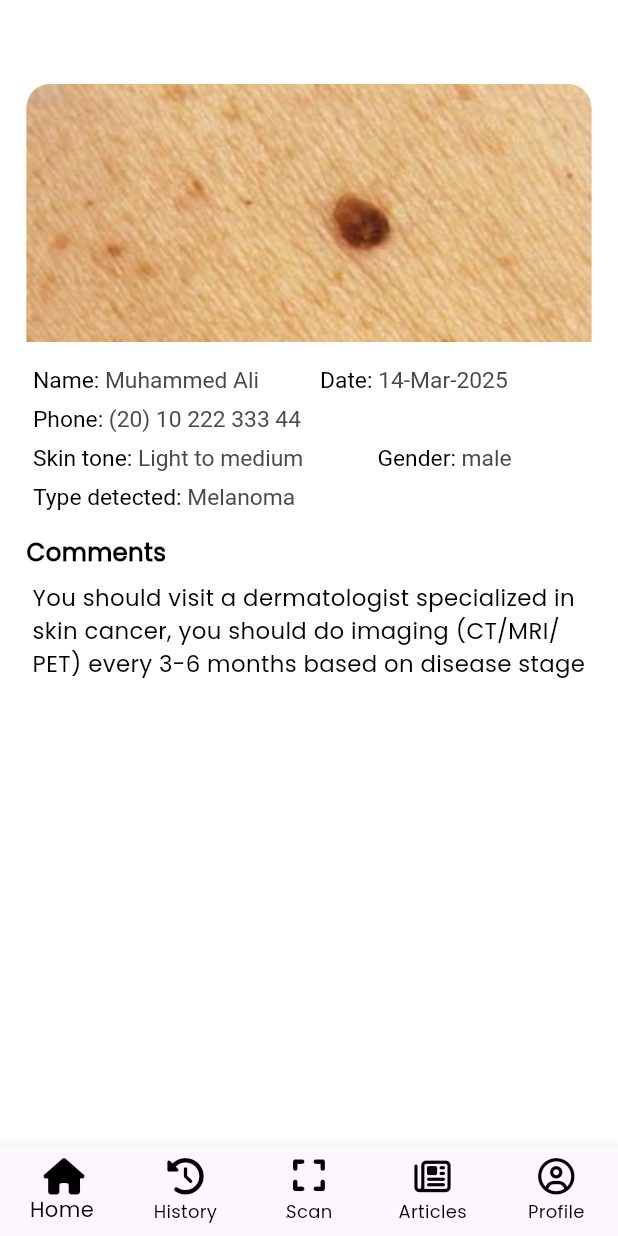
After one commit to ehab968/skin_safe_app, a Flutter app: the screen it shows after launch, item 2 of the bottom bar chosen, after a tap on "View", on a phone screen of 412 x 824 dp. The commit adds this screen. Run offline on Flutter 3.47's test engine with Material 3 defaults, Android fonts, the phone set to English and light mode, and no system bars; our stand-ins replace camera, dropdown_button2, flutter_bloc, flutter_form_builder, flutter_rating_bar, flutter_screenutil and 7 more; project files that could hold a hidden picture were left out.

Commit message:
finish history and report view and refactor some files

```diff
--- a/lib/core/helper/helper.dart
+++ b/lib/core/helper/helper.dart
@@ -1,4 +1,5 @@
 import 'package:flutter/material.dart';
+import 'package:skin_care_app/core/helper/extensions.dart';
 import 'package:skin_care_app/core/routing/routes.dart';
 
 void pagePushAnimation(BuildContext context, Widget page) {
@@ -26,19 +27,19 @@ void pagePushAnimation(BuildContext context, Widget page) {
 void navigateToTab(BuildContext context, int index) {
   switch (index) {
     case 0:
-      Navigator.pushReplacementNamed(context, Routes.homeView);
+      context.pushReplacementNamed(Routes.homeView);
       break;
     case 1:
-      null;
+      context.pushReplacementNamed(Routes.historyView);
       break;
     case 2:
-      Navigator.pushReplacementNamed(context, Routes.scanView);
+      context.pushReplacementNamed(Routes.scanView);
       break;
     case 3:
       null;
       break;
     case 4:
-      Navigator.pushReplacementNamed(context, Routes.profileView);
+      context.pushReplacementNamed(Routes.profileView);
       break;
   }
 }
--- a/lib/core/routing/app_router.dart
+++ b/lib/core/routing/app_router.dart
@@ -11,6 +11,7 @@ import 'package:skin_care_app/features/Profile/profile_screen.dart';
 import 'package:skin_care_app/features/about_doctor/about_doctor_section/ui/about_doctor_view.dart';
 
 import 'package:skin_care_app/features/authentication/login/ui/login_view.dart';
+import 'package:skin_care_app/features/history/ui/history_view.dart';
 import 'package:skin_care_app/features/home/ui/home_view.dart';
 import 'package:skin_care_app/features/on_boarding/ui/get_started_view.dart';
 import 'package:skin_care_app/features/on_boarding/ui/on_boarding_view.dart';
@@ -26,6 +27,7 @@ import 'package:skin_care_app/features/authentication/sign_up/ui/sign_up_view_2.
 import 'package:skin_care_app/features/scan/logic/camera_cubit/camera_cubit.dart';
 import 'package:skin_care_app/features/scan/ui/scan_view.dart';
 import 'package:skin_care_app/features/scan_report/ui/scan_report_view.dart';
+import 'package:skin_care_app/features/scan_report/ui/view_report.dart';
 import 'package:skin_care_app/features/splash/splash_view.dart';
 
 class AppRouter {
@@ -84,8 +86,12 @@ class AppRouter {
         return MaterialPageRoute(
           builder: (_) => ScanReportView(imagePath: imagePath ?? ''),
         );
+      case Routes.viewReport:
+        return MaterialPageRoute(builder: (_) => const ViewReport());
       case Routes.aboutDoctorView:
         return MaterialPageRoute(builder: (_) => const AboutDoctorView());
+      case Routes.historyView:
+        return MaterialPageRoute(builder: (_) => const HistoryView());
       case Routes.getStartedView:
         return MaterialPageRoute(builder: (_) => const GetStartedView());
       case Routes.showAppointmentConfirmation:
--- a/lib/core/routing/routes.dart
+++ b/lib/core/routing/routes.dart
@@ -10,6 +10,7 @@ class Routes {
   static const String homeView = '/homeView';
   static const String scanView = '/scanView';
   static const String scanReportView = '/scanReportView';
+  static const String viewReport = '/viewReport';
   static const String aboutDoctorView = '/aboutDoctorView';
   static const String secondOnBoardingView = '/SecondOnBoardingView';
   static const String thirdOnBoardingView = '/ThirdOnBoardingView';
@@ -20,4 +21,5 @@ class Routes {
   static const String myAppointmentsScreen = '/MyAppointmentsScreen';
   static const String bookingView = '/BookingView';
   static const String profileView = '/ProfileView';
+  static const String historyView = '/HistoryView';
 }
--- /dev/null
+++ b/lib/features/history/ui/history_view.dart
@@ -0,0 +1,19 @@
+import 'package:flutter/material.dart';
+import 'package:skin_care_app/core/helper/helper.dart';
+import 'package:skin_care_app/core/widgets/app_bottom_navigation_bar.dart';
+import 'package:skin_care_app/features/history/ui/history_view_body.dart';
+
+class HistoryView extends StatelessWidget {
+  const HistoryView({super.key});
+
+  @override
+  Widget build(BuildContext context) {
+    return Scaffold(
+      bottomNavigationBar: AppBottomNavigationBar(
+        currentIndex: 1,
+        onTap: (index) => navigateToTab(context, index),
+      ),
+      body: const HistoryViewBody(),
+    );
+  }
+}
--- /dev/null
+++ b/lib/features/history/ui/history_view_body.dart
@@ -0,0 +1,30 @@
+import 'package:flutter/material.dart';
+import 'package:flutter_screenutil/flutter_screenutil.dart';
+import 'package:skin_care_app/core/helper/spacing.dart';
+import 'package:skin_care_app/core/theme/styles.dart';
+import 'package:skin_care_app/features/scan_report/ui/widgets/report_history_list_view.dart';
+
+class HistoryViewBody extends StatelessWidget {
+  const HistoryViewBody({super.key});
+
+  @override
+  Widget build(BuildContext context) {
+    return SingleChildScrollView(
+      child: Padding(
+        padding: EdgeInsets.only(left: 16.w, right: 30.w),
+        child: Column(
+          crossAxisAlignment: CrossAxisAlignment.start,
+          children: [
+            verticalSpace(height: 55),
+            Text(
+              'Previous reports history',
+              style: Styles.font16Black500Weight,
+            ),
+            verticalSpace(height: 16),
+            const ReportHistoryListView(),
+          ],
+        ),
+      ),
+    );
+  }
+}
--- a/lib/features/scan_report/ui/scan_report_view_body.dart
+++ b/lib/features/scan_report/ui/scan_report_view_body.dart
@@ -1,7 +1,10 @@
+import 'dart:io';
+
 import 'package:flutter/material.dart';
 import 'package:flutter_screenutil/flutter_screenutil.dart';
 import 'package:skin_care_app/core/helper/spacing.dart';
 import 'package:skin_care_app/features/scan_report/ui/widgets/comment_section.dart';
+import 'package:skin_care_app/features/scan_report/ui/widgets/custom_head_container.dart';
 import 'package:skin_care_app/features/scan_report/ui/widgets/download_and_share_button.dart';
 import 'package:skin_care_app/features/scan_report/ui/widgets/report_history_section.dart';
 import 'package:skin_care_app/features/scan_report/ui/widgets/report_details.dart';
@@ -15,22 +18,36 @@ class ScanReportViewBody extends StatelessWidget {
   @override
   Widget build(BuildContext context) {
     return Padding(
-      padding: EdgeInsets.symmetric(horizontal: 16.h),
+      padding: EdgeInsets.symmetric(horizontal: 16.w),
       child: Stack(
         children: [
           Column(
             children: [
               verticalSpace(height: 55),
-              ReportImageContainer(imagePath: imagePath),
+              ReportImageContainer(
+                image: Image.file(File(imagePath), fit: BoxFit.cover).image,
+              ),
               verticalSpace(height: 16),
               Expanded(
                 child: SingleChildScrollView(
                   physics: const BouncingScrollPhysics(),
                   child: Column(
                     children: [
-                      const ReportDetails(),
+                      const CustomHeadContainer(title: 'Current report'),
                       verticalSpace(height: 16),
-                      const CommentSection(),
+                      const ReportDetails(
+                        name: 'Muhammed Ali',
+                        date: '14-Mar-2025',
+                        phone: '(20) 10 222 333 44 ',
+                        skinTone: 'Light to medium',
+                        gender: 'male',
+                        typeDetected: 'Melanoma',
+                      ),
+                      verticalSpace(height: 16),
+                      const CommentSection(
+                        comment:
+                            'You should visit a dermatologist specialized inskin cancer, you should do imaging (CT/MRI/PET) every 3-6 months based on disease stage ',
+                      ),
                       verticalSpace(height: 16),
                       const ReportHistorySection(),
                     ],
--- /dev/null
+++ b/lib/features/scan_report/ui/view_report.dart
@@ -0,0 +1,19 @@
+import 'package:flutter/material.dart';
+import 'package:skin_care_app/core/helper/helper.dart';
+import 'package:skin_care_app/core/widgets/app_bottom_navigation_bar.dart';
+import 'package:skin_care_app/features/scan_report/ui/view_report_body.dart';
+
+class ViewReport extends StatelessWidget {
+  const ViewReport({super.key});
+
+  @override
+  Widget build(BuildContext context) {
+    return Scaffold(
+      bottomNavigationBar: AppBottomNavigationBar(
+        currentIndex: null,
+        onTap: (index) => navigateToTab(context, index),
+      ),
+      body: const ViewReportBody(),
+    );
+  }
+}
--- /dev/null
+++ b/lib/features/scan_report/ui/view_report_body.dart
@@ -0,0 +1,43 @@
+import 'package:flutter/material.dart';
+import 'package:flutter_screenutil/flutter_screenutil.dart';
+import 'package:skin_care_app/core/helper/spacing.dart';
+import 'package:skin_care_app/features/scan_report/ui/widgets/comment_section.dart';
+import 'package:skin_care_app/features/scan_report/ui/widgets/report_details.dart';
+import 'package:skin_care_app/features/scan_report/ui/widgets/report_image_container.dart';
+
+class ViewReportBody extends StatelessWidget {
+  const ViewReportBody({super.key});
+
+  @override
+  Widget build(BuildContext context) {
+    return Padding(
+      padding: EdgeInsets.symmetric(horizontal: 16.w),
+      child: Column(
+        children: [
+          verticalSpace(height: 55),
+          ReportImageContainer(
+            image:
+                Image.asset(
+                  'assets/images/skin3 2.png',
+                  fit: BoxFit.cover,
+                ).image,
+          ),
+          verticalSpace(height: 16),
+          const ReportDetails(
+            name: 'Muhammed Ali',
+            date: '14-Mar-2025',
+            phone: '(20) 10 222 333 44 ',
+            skinTone: 'Light to medium',
+            gender: 'male',
+            typeDetected: 'Melanoma',
+          ),
+          verticalSpace(height: 16),
+          const CommentSection(
+            comment:
+                'You should visit a dermatologist specialized in skin cancer, you should do imaging (CT/MRI/PET) every 3-6 months based on disease stage ',
+          ),
+        ],
+      ),
+    );
+  }
+}
--- a/lib/features/scan_report/ui/widgets/comment_section.dart
+++ b/lib/features/scan_report/ui/widgets/comment_section.dart
@@ -3,8 +3,8 @@ import 'package:skin_care_app/core/helper/spacing.dart';
 import 'package:skin_care_app/core/theme/styles.dart';
 
 class CommentSection extends StatelessWidget {
-  const CommentSection({super.key});
-
+  const CommentSection({super.key, required this.comment});
+  final String comment;
   @override
   Widget build(BuildContext context) {
     return Column(
@@ -14,10 +14,7 @@ class CommentSection extends StatelessWidget {
         verticalSpace(height: 8),
         Padding(
           padding: const EdgeInsets.only(left: 4),
-          child: Text(
-            'You should visit a dermatologist specialized in skin cancer, you should do imaging (CT/MRI/PET) every 3-6 months based on disease stage',
-            style: Styles.font15Black400Weight,
-          ),
+          child: Text(comment, style: Styles.font15Black400Weight),
         ),
       ],
     );
--- a/lib/features/scan_report/ui/widgets/report_details.dart
+++ b/lib/features/scan_report/ui/widgets/report_details.dart
@@ -1,18 +1,28 @@
 import 'package:flutter/material.dart';
 import 'package:flutter_screenutil/flutter_screenutil.dart';
 import 'package:skin_care_app/core/helper/spacing.dart';
-import 'package:skin_care_app/features/scan_report/ui/widgets/custom_head_container.dart';
 import 'package:skin_care_app/features/scan_report/ui/widgets/custom_rich_text.dart';
 
 class ReportDetails extends StatelessWidget {
-  const ReportDetails({super.key});
-
+  const ReportDetails({
+    super.key,
+    required this.name,
+    required this.date,
+    required this.phone,
+    required this.skinTone,
+    required this.gender,
+    required this.typeDetected,
+  });
+  final String name;
+  final String date;
+  final String phone;
+  final String skinTone;
+  final String gender;
+  final String typeDetected;
   @override
   Widget build(BuildContext context) {
     return Column(
       children: [
-        const CustomHeadContainer(title: 'Current report'),
-        verticalSpace(height: 16),
         Padding(
           padding: EdgeInsets.only(left: 4.w),
           child: Column(
@@ -20,40 +30,25 @@ class ReportDetails extends StatelessWidget {
             children: [
               Row(
                 children: [
-                  const CustomRichText(
-                    textName1: 'Name: ',
-                    textName2: 'Muhammed Ali',
-                  ),
+                  CustomRichText(textName1: 'Name: ', textName2: name),
                   horizontalSpace(width: 37),
-                  const CustomRichText(
-                    textName1: 'Date: ',
-                    textName2: '14-Mar-2025',
-                  ),
+                  CustomRichText(textName1: 'Date: ', textName2: date),
                 ],
               ),
               verticalSpace(height: 8),
-              const CustomRichText(
-                textName1: 'Phone: ',
-                textName2: '(20) 10 222 333 44',
-              ),
+              CustomRichText(textName1: 'Phone: ', textName2: phone),
               verticalSpace(height: 8),
               Row(
                 children: [
-                  const CustomRichText(
-                    textName1: 'Skin tone: ',
-                    textName2: 'Light to medium',
-                  ),
+                  CustomRichText(textName1: 'Skin tone: ', textName2: skinTone),
                   horizontalSpace(width: 45),
-                  const CustomRichText(
-                    textName1: 'Gender: ',
-                    textName2: 'male',
-                  ),
+                  CustomRichText(textName1: 'Gender: ', textName2: gender),
                 ],
               ),
               verticalSpace(height: 8),
-              const CustomRichText(
+              CustomRichText(
                 textName1: 'Type detected: ',
-                textName2: 'Melanoma',
+                textName2: typeDetected,
               ),
             ],
           ),
--- a/lib/features/scan_report/ui/widgets/report_history_item.dart
+++ b/lib/features/scan_report/ui/widgets/report_history_item.dart
@@ -1,5 +1,7 @@
 import 'package:flutter/material.dart';
 import 'package:flutter_screenutil/flutter_screenutil.dart';
+import 'package:skin_care_app/core/helper/extensions.dart';
+import 'package:skin_care_app/core/routing/routes.dart';
 import 'package:skin_care_app/core/theme/colors.dart';
 import 'package:skin_care_app/core/theme/styles.dart';
 import 'package:skin_care_app/core/widgets/custom_text_button.dart';
@@ -21,6 +23,9 @@ class ReportHistoryItem extends StatelessWidget {
           Text('Tue, 04-Mar-2025', style: Styles.font14Black400Weight),
           CustomTextButton(
             textName: 'View',
+            onPressed: () {
+              context.pushNamed(Routes.viewReport);
+            },
             backgroundColor: ColorManager.primaryBlue,
             textStyle: Styles.font14White500Weight,
             width: 64.w,
--- a/lib/features/scan_report/ui/widgets/report_image_container.dart
+++ b/lib/features/scan_report/ui/widgets/report_image_container.dart
@@ -1,12 +1,10 @@
-import 'dart:io';
 import 'package:flutter/material.dart';
 import 'package:flutter_screenutil/flutter_screenutil.dart';
 
 class ReportImageContainer extends StatelessWidget {
-  const ReportImageContainer({super.key, required this.imagePath});
+  const ReportImageContainer({super.key, required this.image});
 
-  final String imagePath;
-
+  final ImageProvider<Object> image;
   @override
   Widget build(BuildContext context) {
     return Container(
@@ -18,7 +16,7 @@ class ReportImageContainer extends StatelessWidget {
           topRight: Radius.circular(16.r),
         ),
         image: DecorationImage(
-          image: Image.file(File(imagePath), fit: BoxFit.cover).image,
+          image: image,
           fit: BoxFit.fill,
         ),
       ),
```
Also changed, not shown: assets/images/skin3 2.png (added), 4 other files.
